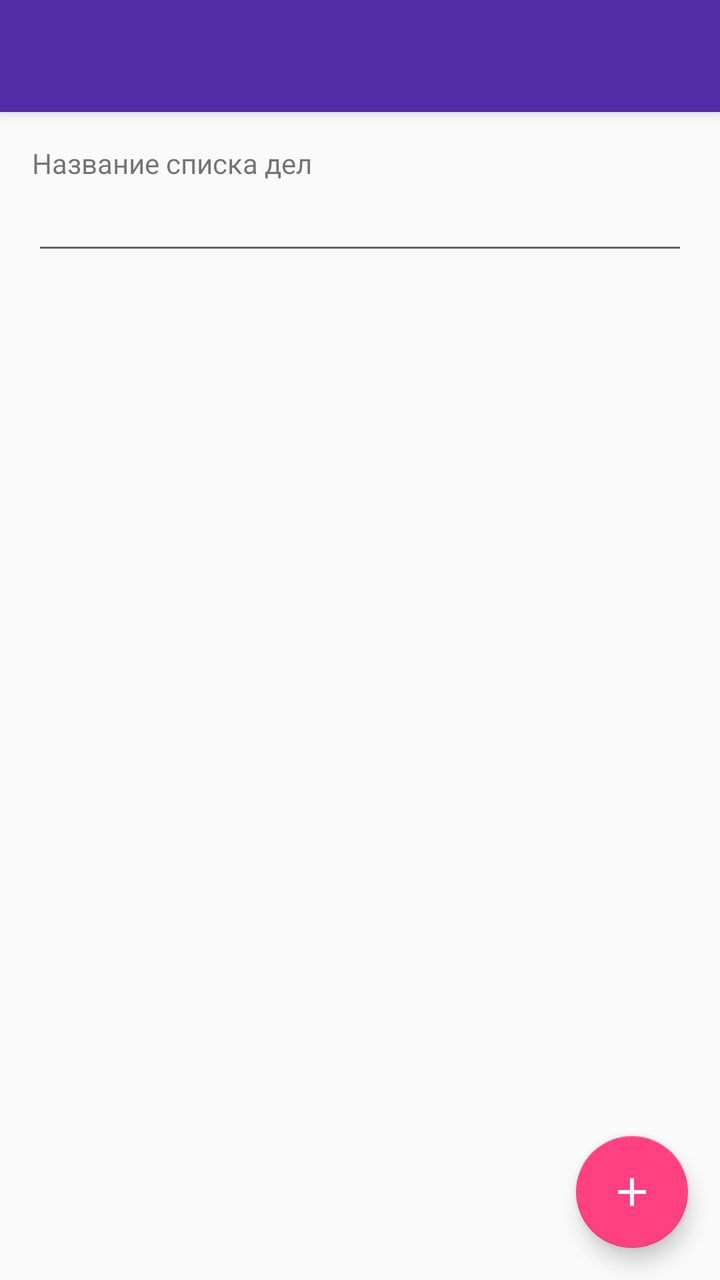
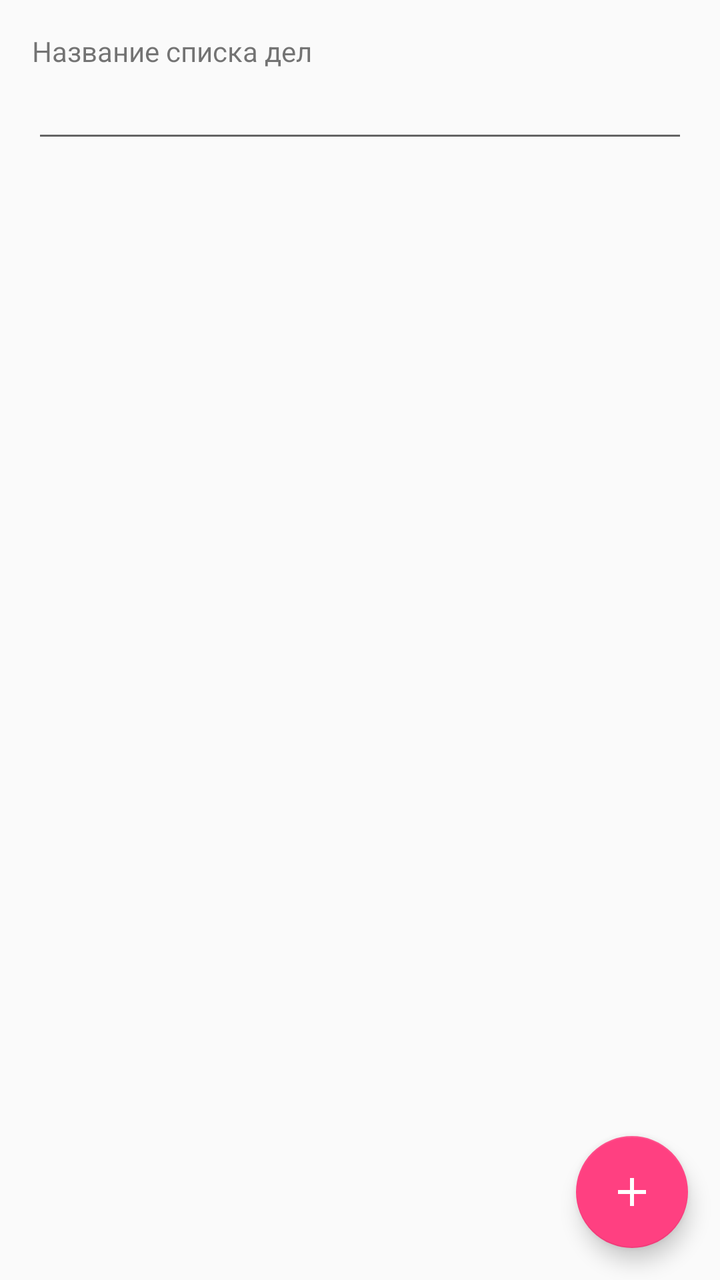

The first picture is an Android layout as it rendered before a commit; the second is the same layout after the commit. The layout source and the unified diff follow.
<!-- AndroidManifest.xml: application theme AppTheme -->
<!-- res/layout/activity_todo.xml -->
<?xml version="1.0" encoding="utf-8"?>
<androidx.coordinatorlayout.widget.CoordinatorLayout
    xmlns:android="http://schemas.android.com/apk/res/android"
    xmlns:tools="http://schemas.android.com/tools"
    android:layout_width="match_parent"
    android:layout_height="match_parent"
    xmlns:app="http://schemas.android.com/apk/res-auto"
    tools:context="cav.reminder.ui.activites.TodoActivity">
    <com.google.android.material.appbar.AppBarLayout
        android:layout_width="match_parent"
        android:layout_height="wrap_content"
        android:theme="@style/AppTheme.AppBarOverlay"
        android:fitsSystemWindows="true">

        <androidx.appcompat.widget.Toolbar
            android:id="@+id/toolbar"
            android:layout_width="match_parent"
            android:layout_height="?attr/actionBarSize"
            app:popupTheme="@style/AppTheme.PopupOverlay"/>
    </com.google.android.material.appbar.AppBarLayout>

    <RelativeLayout
        android:layout_width="match_parent"
        android:layout_height="match_parent"
        android:paddingBottom="@dimen/activity_vertical_margin"
        android:paddingLeft="@dimen/activity_horizontal_margin"
        android:paddingRight="@dimen/activity_horizontal_margin"
        android:paddingTop="@dimen/activity_vertical_margin"
        app:layout_behavior="@string/appbar_scrolling_view_behavior">
        <TextView
            android:layout_width="match_parent"
            android:layout_height="wrap_content"
            android:text="Название списка дел"
            android:id="@+id/short_text_tv"
            android:hint="Описание заметки"/>
        <EditText
            android:layout_width="match_parent"
            android:layout_height="wrap_content"
            android:id="@+id/short_et"
            android:layout_below="@+id/short_text_tv"/>
        <ListView
            android:id="@+id/todo_list"
            android:layout_width="match_parent"
            android:layout_height="match_parent"
            android:layout_below="@id/short_et">
        </ListView>
    </RelativeLayout>
    <com.google.android.material.floatingactionbutton.FloatingActionButton
        android:id="@+id/fab_todo_add_item"
        android:layout_width="wrap_content"
        android:layout_height="match_parent"
        android:src="@drawable/ic_add_white_24dp"
        android:layout_gravity="bottom|end"
        android:layout_margin="@dimen/fab_margin"/>
</androidx.coordinatorlayout.widget.CoordinatorLayout>
<!-- resources referenced by this layout -->
<resources>
  <dimen name="activity_horizontal_margin">16dp</dimen>
  <dimen name="activity_vertical_margin">16dp</dimen>
  <dimen name="fab_margin">16dp</dimen>
  <!-- drawable ic_add_white_24dp (drawable) -->
  <vector xmlns:android="http://schemas.android.com/apk/res/android"
          android:width="24dp"
          android:height="24dp"
          android:viewportWidth="24.0"
          android:viewportHeight="24.0">
      <path
          android:fillColor="#FFFFFFFF"
          android:pathData="M19,13h-6v6h-2v-6H5v-2h6V5h2v6h6v2z"/>
  </vector>
  <style name="AppTheme.AppBarOverlay" parent="ThemeOverlay.AppCompat.Dark.ActionBar" />
  <style name="AppTheme.PopupOverlay" parent="ThemeOverlay.AppCompat.Light" />
  <style name="AppTheme" parent="Theme.AppCompat.Light.NoActionBar">
          <item name="colorPrimary">@color/colorPrimary</item>
          <item name="colorPrimaryDark">@color/colorPrimaryDark</item>
          <item name="colorAccent">@color/colorAccent</item>
      </style>
  <color name="colorPrimary">#512DA8</color>
  <color name="colorPrimaryDark">#512DA8</color>
  <color name="colorAccent">#FF4081</color>
</resources>

<!-- the commit's change to res/layout/activity_todo.xml (unified diff, before → after) -->
@@ -6,18 +6,7 @@
     android:layout_height="match_parent"
     xmlns:app="http://schemas.android.com/apk/res-auto"
     tools:context="cav.reminder.ui.activites.TodoActivity">
-    <com.google.android.material.appbar.AppBarLayout
-        android:layout_width="match_parent"
-        android:layout_height="wrap_content"
-        android:theme="@style/AppTheme.AppBarOverlay"
-        android:fitsSystemWindows="true">
 
-        <androidx.appcompat.widget.Toolbar
-            android:id="@+id/toolbar"
-            android:layout_width="match_parent"
-            android:layout_height="?attr/actionBarSize"
-            app:popupTheme="@style/AppTheme.PopupOverlay"/>
-    </com.google.android.material.appbar.AppBarLayout>
 
     <RelativeLayout
         android:layout_width="match_parent"
<!-- resource entries referenced after the edit -->
@@ -13,9 +13,7 @@
           android:fillColor="#FFFFFFFF"
           android:pathData="M19,13h-6v6h-2v-6H5v-2h6V5h2v6h6v2z"/>
   </vector>
-  <style name="AppTheme.AppBarOverlay" parent="ThemeOverlay.AppCompat.Dark.ActionBar" />
-  <style name="AppTheme.PopupOverlay" parent="ThemeOverlay.AppCompat.Light" />
-  <style name="AppTheme" parent="Theme.AppCompat.Light.NoActionBar">
+  <style name="AppTheme" parent="Theme.AppCompat.Light.DarkActionBar">
           <item name="colorPrimary">@color/colorPrimary</item>
           <item name="colorPrimaryDark">@color/colorPrimaryDark</item>
           <item name="colorAccent">@color/colorAccent</item>
